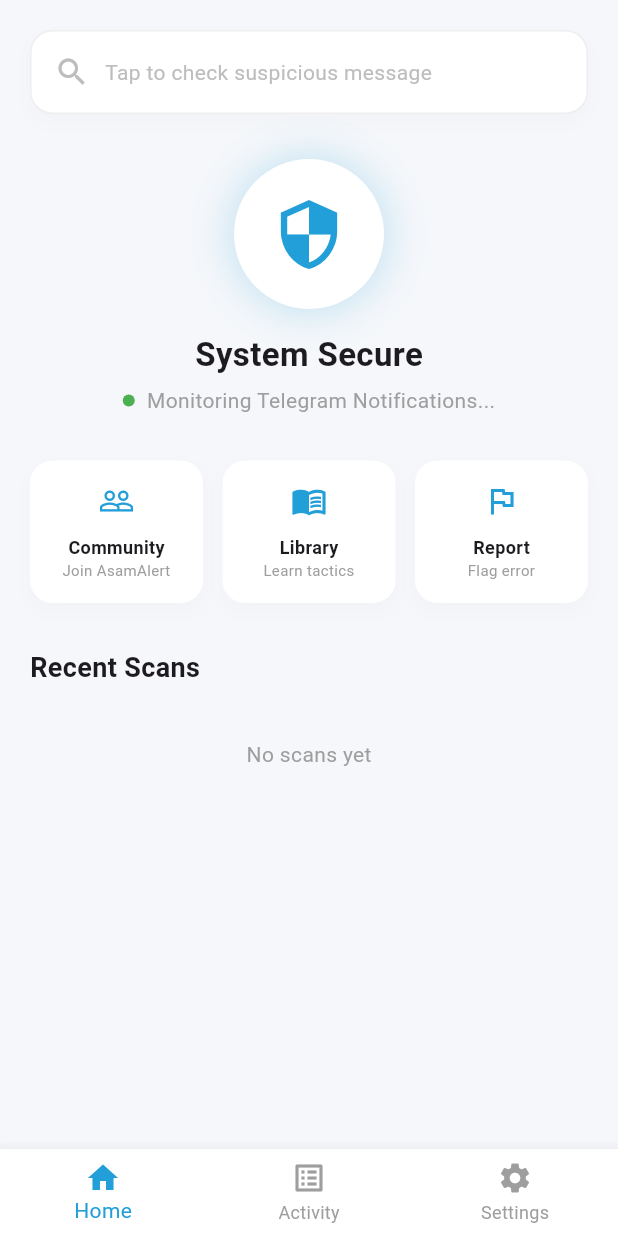
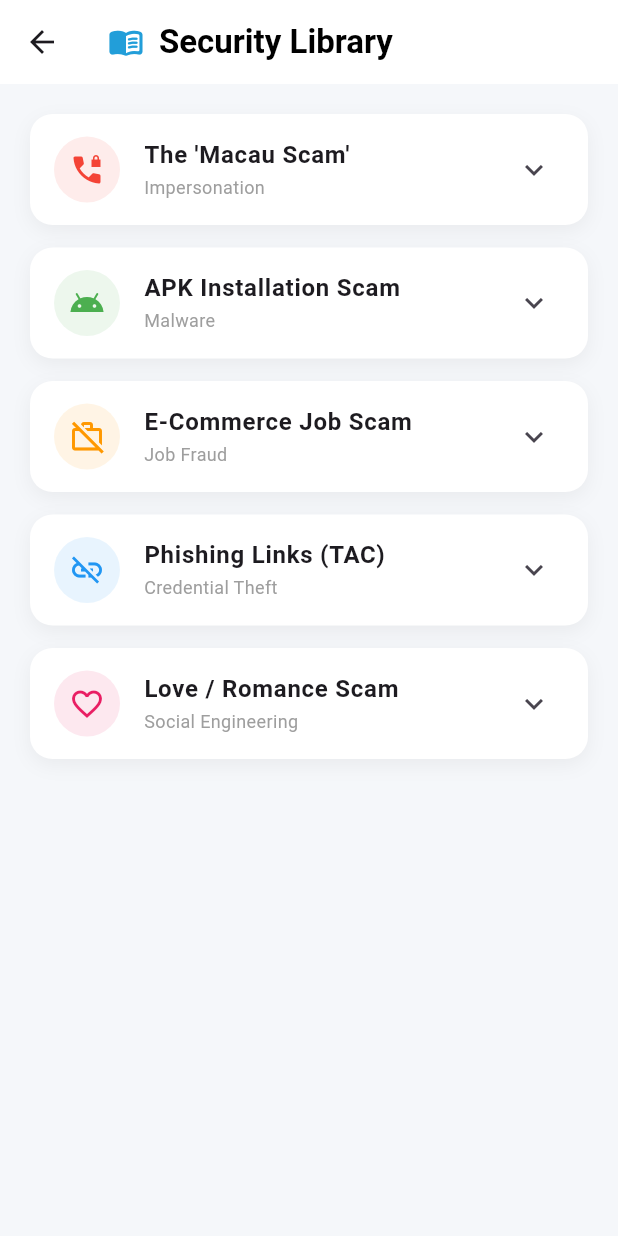
Before and after one commit to Hedgie06/PhishWatch, a Flutter app: the screen it shows after launch, after a tap on the "gpp bad" icon, after a tap on "Library", on a phone screen of 412 x 824 dp. Run offline on Flutter 3.47's test engine with Material 3 defaults, Android fonts, the phone set to English and light mode, and no system bars; our stand-ins replace cloud_firestore, firebase_auth, firebase_core, flutter_local_notifications, shared_preferences; accounts and stored records are empty.

Commit message:
bug fixes

```diff
--- a/lib/views/activity_page.dart
+++ b/lib/views/activity_page.dart
@@ -2,6 +2,7 @@ import 'package:flutter/material.dart';
 import 'package:provider/provider.dart';
 import '../providers/app_state.dart';
 import '../models/detection_item.dart';
+import '../widgets/scan_item_tile.dart'; // <--- 1. NEW IMPORT
 
 class ActivityPage extends StatefulWidget {
   @override
@@ -20,15 +21,16 @@ class _ActivityPageState extends State<ActivityPage> with SingleTickerProviderSt
   @override
   Widget build(BuildContext context) {
     final appState = Provider.of<AppState>(context);
+    // Filter the lists
     final safeList = appState.detections.where((d) => !d.isPhishing).toList();
     final dangerousList = appState.detections.where((d) => d.isPhishing).toList();
 
     return Scaffold(
-      backgroundColor: Color(0xFFF5F7FA), // Match Home Background
+      backgroundColor: Color(0xFFF5F7FA),
       body: SafeArea(
         child: Column(
           children: [
-            // 1. CLEAN HEADER (Matches Home Page Vibe)
+            // 1. CLEAN HEADER
             Padding(
               padding: const EdgeInsets.all(20.0),
               child: Row(
@@ -38,7 +40,6 @@ class _ActivityPageState extends State<ActivityPage> with SingleTickerProviderSt
                     style: TextStyle(fontSize: 24, fontWeight: FontWeight.bold, color: Colors.black87),
                   ),
                   Spacer(),
-                  // Optional: Tiny icon to show it's live
                   Container(
                     padding: EdgeInsets.symmetric(horizontal: 10, vertical: 5),
                     decoration: BoxDecoration(
@@ -58,7 +59,6 @@ class _ActivityPageState extends State<ActivityPage> with SingleTickerProviderSt
             ),
 
             // 2. MODERN "PILL" TABS
-            // Instead of the old AppBar tabs, we use a clean Container
             Container(
               margin: EdgeInsets.symmetric(horizontal: 20),
               height: 45,
@@ -68,15 +68,14 @@ class _ActivityPageState extends State<ActivityPage> with SingleTickerProviderSt
               ),
               child: TabBar(
                 controller: _tabController,
-                // Design the "Selected" Pill
                 indicator: BoxDecoration(
                   color: Colors.white,
                   borderRadius: BorderRadius.circular(25),
                   boxShadow: [BoxShadow(color: Colors.black.withOpacity(0.05), blurRadius: 4, offset: Offset(0, 2))],
                 ),
                 indicatorSize: TabBarIndicatorSize.tab,
-                dividerColor: Colors.transparent, // Remove the ugly line
-                labelColor: Color(0xFF229ED9), // Blue text when selected
+                dividerColor: Colors.transparent,
+                labelColor: Color(0xFF229ED9),
                 labelStyle: TextStyle(fontWeight: FontWeight.bold),
                 unselectedLabelColor: Colors.grey.shade600,
                 tabs: [
@@ -88,7 +87,7 @@ class _ActivityPageState extends State<ActivityPage> with SingleTickerProviderSt
 
             SizedBox(height: 15),
 
-            // 3. THE LIST (Expanded to fill rest of screen)
+            // 3. THE LIST (Using Reusable Widget)
             Expanded(
               child: TabBarView(
                 controller: _tabController,
@@ -122,56 +121,9 @@ class _ActivityPageState extends State<ActivityPage> with SingleTickerProviderSt
       padding: EdgeInsets.symmetric(horizontal: 20, vertical: 10),
       itemCount: list.length,
       itemBuilder: (context, index) {
-        final item = list[index];
-        return Container(
-          margin: EdgeInsets.only(bottom: 12),
-          decoration: BoxDecoration(
-            color: Colors.white,
-            borderRadius: BorderRadius.circular(15),
-            // Subtle shadow like Home Dashboard
-            boxShadow: [BoxShadow(color: Colors.grey.withOpacity(0.05), blurRadius: 10, offset: Offset(0, 4))],
-          ),
-          child: ListTile(
-            contentPadding: EdgeInsets.all(15),
-            leading: Container(
-              padding: EdgeInsets.all(10),
-              decoration: BoxDecoration(
-                color: isDangerous ? Colors.red.withOpacity(0.1) : Colors.green.withOpacity(0.1),
-                shape: BoxShape.circle,
-              ),
-              child: Icon(Icons.telegram, color: isDangerous ? Colors.red : Colors.green),
-            ),
-            title: Row(
-              mainAxisAlignment: MainAxisAlignment.spaceBetween,
-              children: [
-                Expanded(
-                   child: Text(item.app, style: TextStyle(fontWeight: FontWeight.bold, fontSize: 14), overflow: TextOverflow.ellipsis)
-                ),
-                // RISK SCORE BADGE
-                Container(
-                  padding: EdgeInsets.symmetric(horizontal: 8, vertical: 4),
-                  decoration: BoxDecoration(
-                    color: Colors.grey.shade100,
-                    borderRadius: BorderRadius.circular(8)
-                  ),
-                  child: Text(
-                    "${(item.confidence * 100).toInt()}% Conf.",
-                    style: TextStyle(fontSize: 10, color: Colors.grey.shade600),
-                  ),
-                )
-              ],
-            ),
-            subtitle: Padding(
-              padding: const EdgeInsets.only(top: 5),
-              child: Text(
-                item.message,
-                style: TextStyle(color: Colors.black54, fontSize: 12, height: 1.4),
-                maxLines: 2,
-                overflow: TextOverflow.ellipsis,
-              ),
-            ),
-          ),
-        );
+        // 🔴 REPLACED MANUAL CODE WITH REUSABLE WIDGET
+        // This makes it clickable and consistent with the Dashboard
+        return ScanItemTile(item: list[index]);
       },
     );
   }
--- a/lib/views/home_screen.dart
+++ b/lib/views/home_screen.dart
@@ -3,6 +3,7 @@ import 'package:provider/provider.dart';
 import '../providers/app_state.dart';
 
 // Import your new view files
+import 'library_page.dart';
 import 'home_dashboard.dart';
 import 'activity_page.dart';
 import 'settings_page.dart';
--- /dev/null
+++ b/lib/views/library_page.dart
@@ -0,0 +1,110 @@
+import 'package:flutter/material.dart';
+
+class LibraryPage extends StatelessWidget {
+  @override
+  Widget build(BuildContext context) {
+    // 🔴 CONTENT: Top Scams in Malaysia
+    final tactics = [
+      {
+        "title": "The 'Macau Scam'",
+        "tag": "Impersonation",
+        "desc": "Scammers pose as police (PDRM), court officials, or LHDN officers. They claim you are involved in a crime, money laundering, or tax evasion.\n\nThey demand a fund transfer to a 'third-party account' for 'investigation' purposes.\n\n🛡️ Safety Tip: Government agencies will NEVER demand money transfers via phone calls.",
+        "icon": Icons.phone_locked,
+        "color": Colors.red
+      },
+      {
+        "title": "APK Installation Scam",
+        "tag": "Malware",
+        "desc": "Victims receive a WhatsApp message with an attached file (e.g., 'WeddingInvite.apk', 'MaidService.apk').\n\nInstalling this gives hackers control over your phone to steal SMS TAC/OTP codes and empty your bank account.\n\n🛡️ Safety Tip: Never install apps sent directly through chat. Only use the Play Store.",
+        "icon": Icons.android_outlined,
+        "color": Colors.green
+      },
+      {
+        "title": "E-Commerce Job Scam",
+        "tag": "Job Fraud",
+        "desc": "You get a WhatsApp offering a 'part-time job' to boost ratings for products on Shopee or Lazada.\n\nThey ask you to pay for an item first, promising a refund + commission. The refund never comes, and they ask for larger payments.\n\n🛡️ Safety Tip: Legitimate jobs never ask you to pay money to start working.",
+        "icon": Icons.work_off_outlined,
+        "color": Colors.orange
+      },
+      {
+        "title": "Phishing Links (TAC)",
+        "tag": "Credential Theft",
+        "desc": "You receive an SMS saying your bank account (Maybank/CIMB) is blocked, with a link like 'cimb-verify-user.com'.\n\nThe website looks real but sends your username and password directly to the scammer.\n\n🛡️ Safety Tip: Always type the bank's website manually into your browser.",
+        "icon": Icons.link_off,
+        "color": Colors.blue
+      },
+      {
+        "title": "Love / Romance Scam",
+        "tag": "Social Engineering",
+        "desc": "A stranger befriends you on social media and builds a romantic relationship over months. They claim to send a 'parcel' containing gifts or cash but say it is stuck at customs.\n\nThey ask you to pay 'customs fees' to release it.\n\n🛡️ Safety Tip: Never transfer money to someone you haven't met in person.",
+        "icon": Icons.favorite_border,
+        "color": Colors.pink
+      },
+    ];
+
+    return Scaffold(
+      backgroundColor: Color(0xFFF5F7FA), // Matches Home Dashboard
+      appBar: AppBar(
+        backgroundColor: Colors.white,
+        elevation: 0,
+        title: Row(
+          children: [
+            Icon(Icons.menu_book_rounded, color: Color(0xFF229ED9)),
+            SizedBox(width: 10),
+            Text("Security Library", style: TextStyle(color: Colors.black, fontWeight: FontWeight.bold)),
+          ],
+        ),
+        centerTitle: false,
+      ),
+      body: ListView.builder(
+        padding: EdgeInsets.all(20),
+        itemCount: tactics.length,
+        itemBuilder: (context, index) {
+          final item = tactics[index];
+          return Container(
+            margin: EdgeInsets.only(bottom: 15),
+            decoration: BoxDecoration(
+              color: Colors.white,
+              borderRadius: BorderRadius.circular(15),
+              boxShadow: [
+                BoxShadow(
+                  color: Colors.black.withOpacity(0.05),
+                  blurRadius: 10,
+                  offset: Offset(0, 4)
+                )
+              ],
+            ),
+            child: ExpansionTile(
+              shape: Border(), // Removes the default divider lines
+              leading: Container(
+                padding: EdgeInsets.all(10),
+                decoration: BoxDecoration(
+                  color: (item['color'] as Color).withOpacity(0.1),
+                  shape: BoxShape.circle,
+                ),
+                child: Icon(item['icon'] as IconData, color: item['color'] as Color),
+              ),
+              title: Text(
+                item['title'] as String,
+                style: TextStyle(fontWeight: FontWeight.bold, fontSize: 16)
+              ),
+              subtitle: Text(
+                item['tag'] as String,
+                style: TextStyle(fontSize: 12, color: Colors.grey)
+              ),
+              children: [
+                Padding(
+                  padding: const EdgeInsets.fromLTRB(20, 0, 20, 20),
+                  child: Text(
+                    item['desc'] as String,
+                    style: TextStyle(color: Colors.grey[800], height: 1.5, fontSize: 14),
+                  ),
+                )
+              ],
+            ),
+          );
+        },
+      ),
+    );
+  }
+}
```
Also changed, not shown: lib/providers/app_state.dart (+14 -6 lines), lib/views/home_dashboard.dart (+54 -94 lines), lib/views/scan_result_page.dart (added, +197 -0 lines), lib/widgets/scan_item_tile.dart (added, +106 -0 lines).
